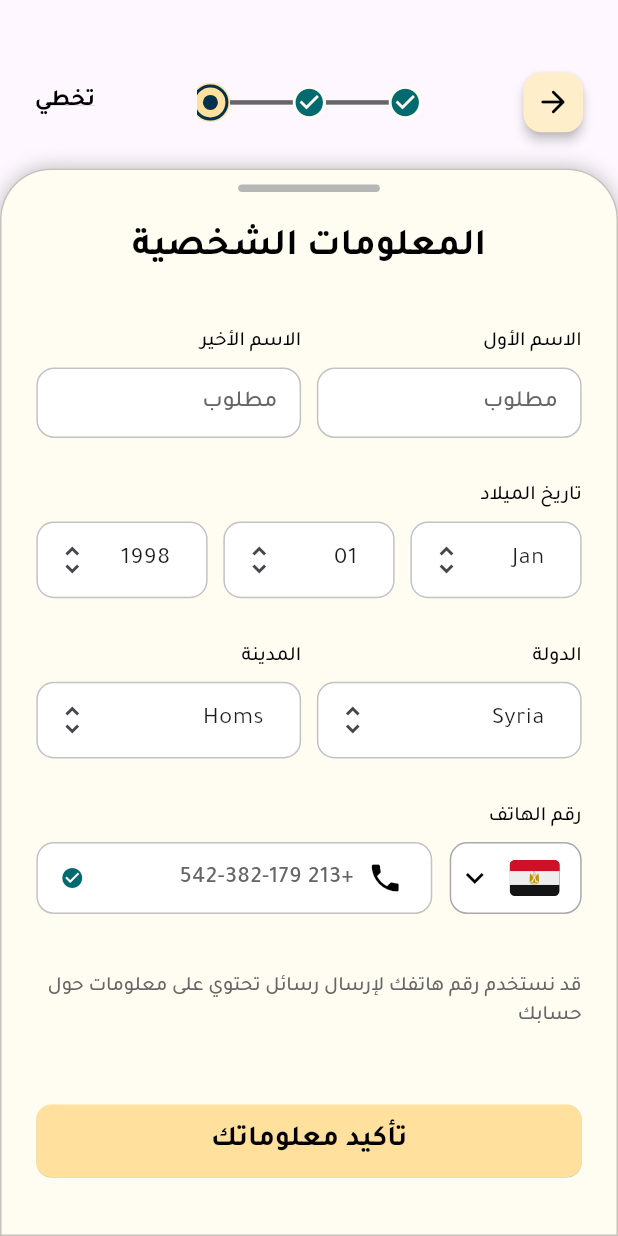
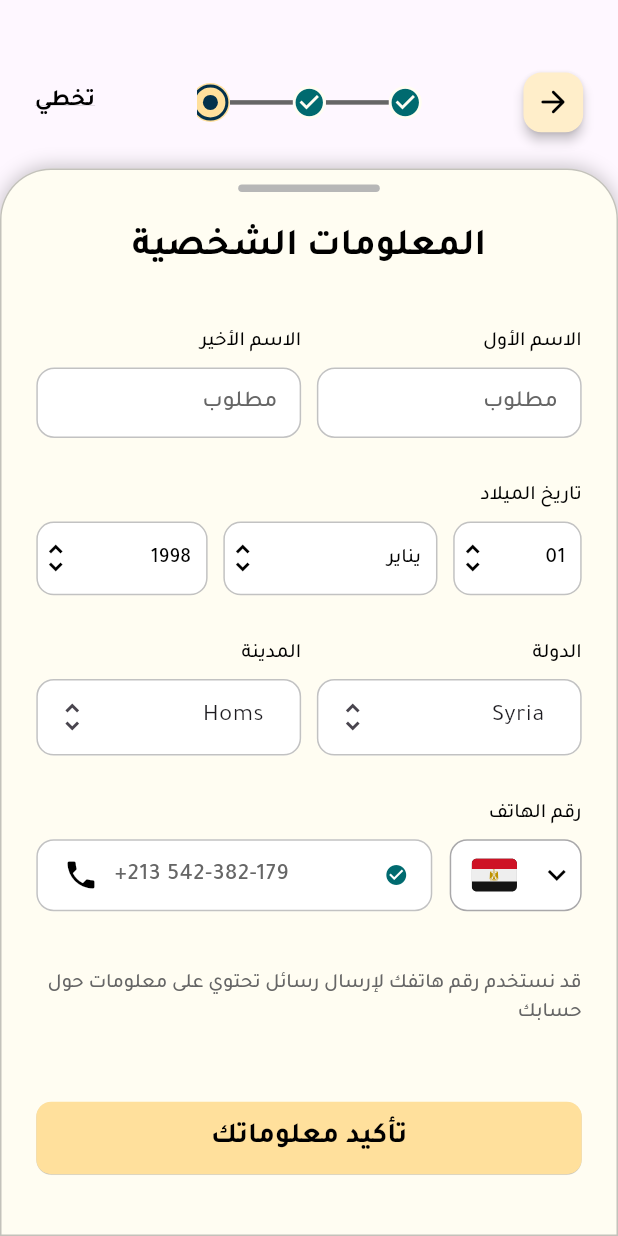
Before and after one commit to moayyad24/old_but_gold, a Flutter app: the PersonalInformationScreen screen opened by its route, on a phone screen of 412 x 824 dp. Run offline on Flutter 3.47's test engine with Material 3 defaults, Android fonts, the phone set to English and light mode, and no system bars; our stand-ins replace device_preview, flutter_screenutil, flutter_svg; missing offline and left inert: adoptive_calendar, slang; generated files the repository leaves out were written again.

Commit message:
localization applied to date picker row, phone number field  directionality fixed

```diff
--- a/lib/features/settings/ui/widgets/personal_information/date_picker_row.dart
+++ b/lib/features/settings/ui/widgets/personal_information/date_picker_row.dart
@@ -17,37 +17,20 @@ class DatePickerRow extends StatefulWidget {
 }
 
 class _DatePickerRowState extends State<DatePickerRow> {
-  late TextEditingController _monthController;
-  late TextEditingController _dayController;
-  late TextEditingController _yearController;
   late DateTime _selectedDate;
 
   @override
   void initState() {
     super.initState();
     _selectedDate = widget.initialDate ?? DateTime.now();
-    _monthController = TextEditingController(
-      text: _getMonthName(_selectedDate.month),
-    );
-    _dayController = TextEditingController(
-      text: _formatNumber(_selectedDate.day),
-    );
-    _yearController = TextEditingController(
-      text: _selectedDate.year.toString(),
-    );
-  }
-
-  @override
-  void dispose() {
-    _monthController.dispose();
-    _dayController.dispose();
-    _yearController.dispose();
-    super.dispose();
   }
 
   String _getMonthName(int monthNumber) {
     final date = DateTime(2000, monthNumber);
-    return DateFormat('MMM').format(date);
+    return DateFormat(
+      'MMM',
+      LocaleSettings.currentLocale.languageCode,
+    ).format(date);
   }
 
   String _formatNumber(int number) => number.toString().padLeft(2, '0');
@@ -61,9 +44,6 @@ class _DatePickerRowState extends State<DatePickerRow> {
     if (date != null) {
       setState(() {
         _selectedDate = DateTime(date.year, date.month, date.day);
-        _yearController.text = _selectedDate.year.toString();
-        _monthController.text = _getMonthName(_selectedDate.month);
-        _dayController.text = _formatNumber(_selectedDate.day);
         _updateDate();
       });
     }
@@ -84,34 +64,22 @@ class _DatePickerRowState extends State<DatePickerRow> {
           onTap: () => _showDatePicker(context),
           child: Row(
             children: [
+              // Day Field
+              Expanded(
+                flex: 3,
+                child: _buildContainer(_formatNumber(_selectedDate.day)),
+              ),
+              SizedBox(width: 10.w),
               // Month Field
               Expanded(
-                child: AbsorbPointer(
-                  child: TextFormField(
-                    controller: _monthController,
-                    decoration: _buildDecoration('MM'),
-                  ),
-                ),
-              ),
-              SizedBox(width: 10.w),
-              // Day Field
-              Expanded(
-                child: AbsorbPointer(
-                  child: TextFormField(
-                    controller: _dayController,
-                    decoration: _buildDecoration('DD'),
-                  ),
-                ),
+                flex: 5,
+                child: _buildContainer(_getMonthName(_selectedDate.month)),
               ),
               SizedBox(width: 10.w),
               // Year Field
               Expanded(
-                child: AbsorbPointer(
-                  child: TextFormField(
-                    controller: _yearController,
-                    decoration: _buildDecoration('YYYY'),
-                  ),
-                ),
+                flex: 4,
+                child: _buildContainer(_selectedDate.year.toString()),
               ),
             ],
           ),
@@ -120,26 +88,23 @@ class _DatePickerRowState extends State<DatePickerRow> {
     );
   }
 
-  InputDecoration _buildDecoration(String hint) {
-    return InputDecoration(
-      filled: true,
-      fillColor: AppColors.whiteFFFFFF,
-      isDense: true,
-      hintText: hint,
-      suffixIcon: Icon(Icons.unfold_more, size: 24),
-      hintStyle: TextStyle(color: AppColors.darkGrey666666, fontSize: 16.sp),
-      contentPadding: EdgeInsets.symmetric(vertical: 14.h, horizontal: 17.w),
-      enabledBorder: OutlineInputBorder(
+  Widget _buildContainer(String text) {
+    return Container(
+      padding: EdgeInsets.symmetric(vertical: 12.h),
+      decoration: BoxDecoration(
+        color: AppColors.whiteFFFFFF,
         borderRadius: BorderRadius.circular(12.r),
-        borderSide: const BorderSide(color: AppColors.greyC2C2C2),
+        border: Border.all(color: AppColors.greyC2C2C2, width: 1),
       ),
-      border: OutlineInputBorder(
-        borderRadius: BorderRadius.circular(12.r),
-        borderSide: const BorderSide(color: AppColors.greyC2C2C2, width: 1.5),
-      ),
-      focusedBorder: OutlineInputBorder(
-        borderRadius: BorderRadius.circular(12.r),
-        borderSide: const BorderSide(color: AppColors.blue2E8DFA, width: 1.5),
+      child: Row(
+        mainAxisAlignment: MainAxisAlignment.spaceBetween,
+        children: [
+          Padding(
+            padding: const EdgeInsetsDirectional.only(start: 10.0),
+            child: Text(text, style: AppTextStyles.medium14),
+          ),
+          Icon(Icons.unfold_more, size: 24, color: AppColors.black),
+        ],
       ),
     );
   }
--- a/lib/features/settings/ui/widgets/personal_information/phone_number_field.dart
+++ b/lib/features/settings/ui/widgets/personal_information/phone_number_field.dart
@@ -55,7 +55,9 @@ class _PhoneNumberFieldState extends State<PhoneNumberField> {
         SizedBox(height: 8.h),
         Row(
           children: [
-            Expanded(
+            Directionality(
+              textDirection: TextDirection.ltr,
+              child: Expanded(
                 flex: 1,
                 child: TextFormField(
                   enabled: false,
@@ -76,8 +78,11 @@ class _PhoneNumberFieldState extends State<PhoneNumberField> {
                   ),
                 ),
               ),
+            ),
             SizedBox(width: 12.h),
-            Expanded(
+            Directionality(
+              textDirection: TextDirection.ltr,
+              child: Expanded(
                 flex: 3,
                 child: TextFormField(
                   focusNode: _focusNode,
@@ -100,6 +105,7 @@ class _PhoneNumberFieldState extends State<PhoneNumberField> {
                   ),
                 ),
               ),
+            ),
           ],
         ),
       ],
@@ -115,7 +121,7 @@ class _PhoneNumberFieldState extends State<PhoneNumberField> {
       fillColor: _color,
       suffixIcon: suffixIcon,
       prefixIcon: Padding(
-        padding: EdgeInsetsDirectional.only(start: 14.w),
+        padding: EdgeInsetsDirectional.only(start: 14.w, end: 3.w),
         child: prefixIcon,
       ),
       isDense: true,
```
Lines whose indentation alone changed are shown as unchanged.
